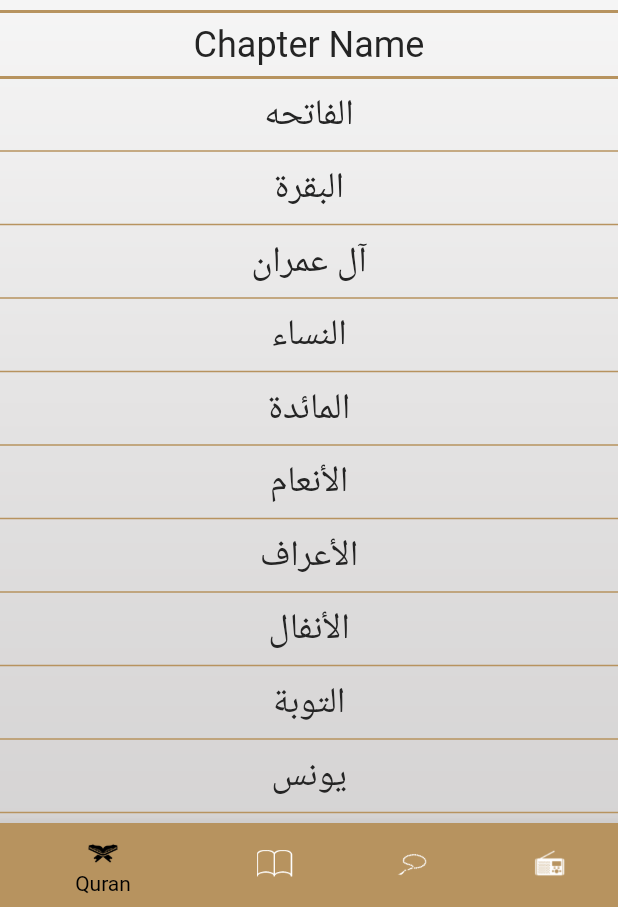
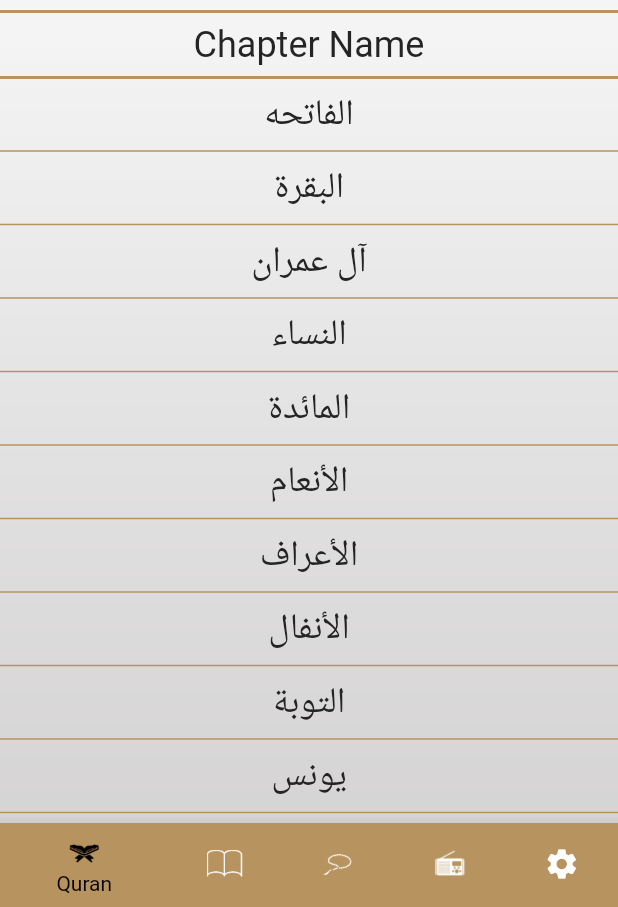
Before and after one commit to Mahamed-Kamal/islami, a Flutter app: the screen it shows after launch, on a phone screen of 412 x 824 dp, the part 329-1236 px from its top. Run offline on Flutter 3.47's test engine with Material 2 defaults, Android fonts, the phone set to English and light mode, and no system bars; generated files the repository leaves out were written again.

Commit message:
+ settings + settings provider

```diff
--- a/lib/main.dart
+++ b/lib/main.dart
@@ -1,19 +1,23 @@
 import 'package:flutter/material.dart';
 import 'package:flutter_gen/gen_l10n/app_localizations.dart';
 import 'package:flutter_localizations/flutter_localizations.dart';
+import 'package:islami/providers/settings_provider.dart';
 import 'package:islami/ui/hadeth_details/hadeth_details.dart';
 import 'package:islami/ui/home/home_screen.dart';
 import 'package:islami/ui/my_theme_data/my_theme_data.dart';
 import 'package:islami/ui/splash/splash_screen.dart';
 import 'package:islami/ui/sura_details/sura_details.dart';
+import 'package:provider/provider.dart';
 
 void main() {
-  runApp(MyApplication());
+  runApp(ChangeNotifierProvider(
+      create: (context) => SettingsProvider(), child: MyApplication()));
 }
 
 class MyApplication extends StatelessWidget {
   @override
   Widget build(BuildContext context) {
+    var provider = Provider.of<SettingsProvider>(context);
     return MaterialApp(
       debugShowCheckedModeBanner: false,
       initialRoute: SplashScreen.routeName,
@@ -25,7 +29,7 @@ class MyApplication extends StatelessWidget {
       },
       theme: MyThemeData.lightTheme,
       darkTheme: MyThemeData.darkTheme,
-      themeMode: MyThemeData.themeMode,
+      themeMode: provider.themeMode,
       localizationsDelegates: [
         AppLocalizations.delegate, // Add this line
         GlobalMaterialLocalizations.delegate,
@@ -36,7 +40,7 @@ class MyApplication extends StatelessWidget {
         Locale('en'), // English
         Locale('ar'), // arabic
       ],
-      locale: Locale('en'),
+      locale: Locale(provider.languageCode),
     );
   }
 }
--- /dev/null
+++ b/lib/providers/settings_provider.dart
@@ -0,0 +1,40 @@
+import 'package:flutter/material.dart';
+
+class SettingsProvider extends ChangeNotifier {
+  ThemeMode themeMode = ThemeMode.light;
+  String languageCode = 'en';
+
+  void enableDarkMode() {
+    themeMode = ThemeMode.dark;
+    notifyListeners();
+  }
+
+  void enableLightMode() {
+    themeMode = ThemeMode.light;
+    notifyListeners();
+  }
+
+  String getBackgroundImage() {
+    return themeMode == ThemeMode.light
+        ? 'assets/images/main_background.png'
+        : 'assets/images/dark_main_background.png';
+  }
+
+  bool isDarkEnabled() {
+    return themeMode == ThemeMode.dark;
+  }
+
+  void enableEnglish() {
+    languageCode = 'en';
+    notifyListeners();
+  }
+
+  void enableArabic() {
+    languageCode = 'ar';
+    notifyListeners();
+  }
+
+  bool isEngishEnable() {
+    return languageCode == 'en';
+  }
+}
--- a/lib/ui/home/home_screen.dart
+++ b/lib/ui/home/home_screen.dart
@@ -1,10 +1,12 @@
 import 'package:flutter/material.dart';
 import 'package:flutter_gen/gen_l10n/app_localizations.dart';
+import 'package:islami/providers/settings_provider.dart';
 import 'package:islami/ui/home/quran/quran_tap.dart';
 import 'package:islami/ui/home/radio/radio_tap.dart';
 import 'package:islami/ui/home/tasbeh/tasbeh_tap.dart';
+import 'package:provider/provider.dart';
 
-import '../my_theme_data/my_theme_data.dart';
+import '../settings/settings_tap.dart';
 import 'hadeth/hadeth_tap.dart';
 
 class HomeScreen extends StatefulWidget {
@@ -19,12 +21,13 @@ class _HomeScreenState extends State<HomeScreen> {
 
   @override
   Widget build(BuildContext context) {
+    var provider = Provider.of<SettingsProvider>(context);
     return Container(
       decoration: BoxDecoration(
           image: DecorationImage(
-        image: AssetImage(MyThemeData.themeMode == ThemeMode.light
-            ? 'assets/images/main_background.png'
-            : 'assets/images/dark_main_background.png'),
+        image: AssetImage(
+          provider.getBackgroundImage(),
+        ),
         fit: BoxFit.fill,
       )),
       child: Scaffold(
@@ -55,6 +58,10 @@ class _HomeScreenState extends State<HomeScreen> {
                   backgroundColor: Theme.of(context).primaryColor,
                   icon: ImageIcon(AssetImage('assets/images/radio.png')),
                   label: AppLocalizations.of(context)!.radio),
+              BottomNavigationBarItem(
+                  backgroundColor: Theme.of(context).primaryColor,
+                  icon: Icon(Icons.settings),
+                  label: AppLocalizations.of(context)!.settings),
             ]),
         body: tabs[selectedTapIndex],
       ),
@@ -66,5 +73,6 @@ class _HomeScreenState extends State<HomeScreen> {
     HadethTap(),
     TasbehTap(),
     RadioTap(),
+    SettingsTap(),
   ];
 }
--- a/lib/ui/my_theme_data/my_theme_data.dart
+++ b/lib/ui/my_theme_data/my_theme_data.dart
@@ -50,6 +50,15 @@ class MyThemeData {
         fontSize: 20,
       ),
     ),
+    bottomSheetTheme: const BottomSheetThemeData(
+      backgroundColor: Colors.white,
+      shape: RoundedRectangleBorder(
+        borderRadius: BorderRadius.only(
+          topRight: Radius.circular(12),
+          topLeft: Radius.circular(12),
+        ),
+      ),
+    ),
   );
   static var darkTheme = ThemeData(
     cardColor: darkPrimaryColor,
@@ -95,7 +104,14 @@ class MyThemeData {
           fontSize: 20,
         ),
       ),
-  );
+      bottomSheetTheme: const BottomSheetThemeData(
+        backgroundColor: darkPrimaryColor,
+        shape: RoundedRectangleBorder(
+          borderRadius: BorderRadius.only(
+            topRight: Radius.circular(12),
+            topLeft: Radius.circular(12),
+          ),
+        ),
+      ));
 
-  static ThemeMode themeMode = ThemeMode.light;
 }
--- a/lib/ui/splash/splash_screen.dart
+++ b/lib/ui/splash/splash_screen.dart
@@ -1,18 +1,20 @@
 import 'package:flutter/material.dart';
+import 'package:islami/providers/settings_provider.dart';
 import 'package:islami/ui/home/home_screen.dart';
-import 'package:islami/ui/my_theme_data/my_theme_data.dart';
+import 'package:provider/provider.dart';
 
 class SplashScreen extends StatelessWidget {
   static const String routeName = 'Splash-Screen';
 
   @override
   Widget build(BuildContext context) {
+    var provider = Provider.of<SettingsProvider>(context);
     Future.delayed(Duration(seconds: 2), () {
       Navigator.pushReplacementNamed(context, HomeScreen.routeName);
     });
     return Scaffold(
       body: Image.asset(
-        MyThemeData.themeMode == ThemeMode.light
+        provider.themeMode == ThemeMode.light
             ? 'assets/images/splash.png'
             : 'assets/images/dark_splash.png',
         fit: BoxFit.fill,
--- a/pubspec.yaml
+++ b/pubspec.yaml
@@ -38,6 +38,7 @@ dependencies:
   flutter_localizations:
     sdk: flutter
   intl: any
+  provider: ^6.0.5
 
 dev_dependencies:
   flutter_test:
```
Also changed, not shown: lib/l10n/app_ar.arb (+6 -1 lines), lib/l10n/app_en.arb (+6 -1 lines), lib/ui/hadeth_details/hadeth_details.dart (+6 -5 lines), lib/ui/settings/language_bottom_sheet.dart (added, +51 -0 lines), lib/ui/settings/settings_tap.dart (added, +83 -0 lines), lib/ui/settings/theme_bottom_sheet.dart (added, +56 -0 lines), lib/ui/sura_details/sura_details.dart (+4 -5 lines), pubspec.lock. Lines whose indentation alone changed are shown as unchanged.
